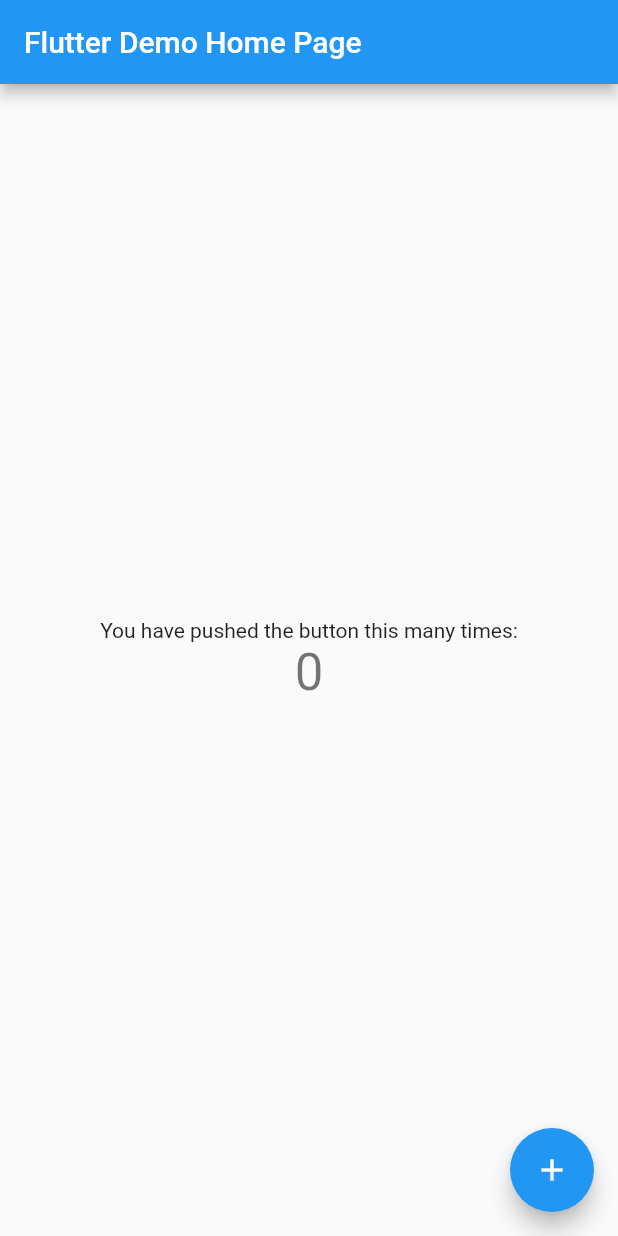
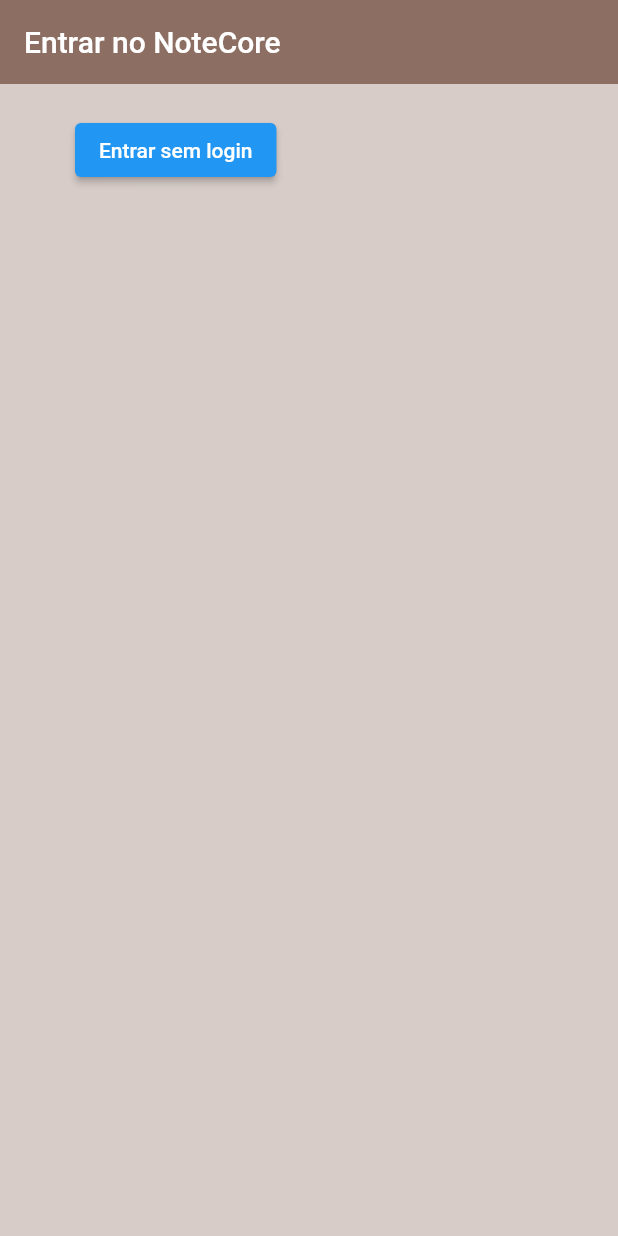
Before and after one commit to BryanWille/notecore, a Flutter app: the screen it shows after launch, on a phone screen of 412 x 824 dp. Run offline on Flutter 3.47's test engine with Material 2 defaults, Android fonts, the phone set to English and light mode, and no system bars; our stand-ins replace firebase_auth, table_calendar; accounts and stored records are empty.

Commit message:
vai de base

```diff
--- a/notecore/lib/main.dart
+++ b/notecore/lib/main.dart
@@ -1,4 +1,5 @@
 import 'package:flutter/material.dart';
+import 'package:notecore/telas/wrapper.dart';
 
 void main() {
   runApp(const MyApp());
@@ -11,105 +12,7 @@
   @override
   Widget build(BuildContext context) {
     return MaterialApp(
-      title: 'Flutter Demo',
-      theme: ThemeData(
-        // This is the theme of your application.
-        //
-        // Try running your application with "flutter run". You'll see the
-        // application has a blue toolbar. Then, without quitting the app, try
-        // changing the primarySwatch below to Colors.green and then invoke
-        // "hot reload" (press "r" in the console where you ran "flutter run",
-        // or simply save your changes to "hot reload" in a Flutter IDE).
-        // Notice that the counter didn't reset back to zero; the application
-        // is not restarted.
-        primarySwatch: Colors.blue,
-      ),
-      home: const MyHomePage(title: 'Flutter Demo Home Page'),
+      home: Wrapper(),
     );
   }
 }
-
-class MyHomePage extends StatefulWidget {
-  const MyHomePage({super.key, required this.title});
-
-  // This widget is the home page of your application. It is stateful, meaning
-  // that it has a State object (defined below) that contains fields that affect
-  // how it looks.
-
-  // This class is the configuration for the state. It holds the values (in this
-  // case the title) provided by the parent (in this case the App widget) and
-  // used by the build method of the State. Fields in a Widget subclass are
-  // always marked "final".
-
-  final String title;
-
-  @override
-  State<MyHomePage> createState() => _MyHomePageState();
-}
-
-class _MyHomePageState extends State<MyHomePage> {
-  int _counter = 0;
-
-  void _incrementCounter() {
-    setState(() {
-      // This call to setState tells the Flutter framework that something has
-      // changed in this State, which causes it to rerun the build method below
-      // so that the display can reflect the updated values. If we changed
-      // _counter without calling setState(), then the build method would not be
-      // called again, and so nothing would appear to happen.
-      _counter++;
-    });
-  }
-
-  @override
-  Widget build(BuildContext context) {
-    // This method is rerun every time setState is called, for instance as done
-    // by the _incrementCounter method above.
-    //
-    // The Flutter framework has been optimized to make rerunning build methods
-    // fast, so that you can just rebuild anything that needs updating rather
-    // than having to individually change instances of widgets.
-    return Scaffold(
-      appBar: AppBar(
-        // Here we take the value from the MyHomePage object that was created by
-        // the App.build method, and use it to set our appbar title.
-        title: Text(widget.title),
-      ),
-      body: Center(
-        // Center is a layout widget. It takes a single child and positions it
-        // in the middle of the parent.
-        child: Column(
-          // Column is also a layout widget. It takes a list of children and
-          // arranges them vertically. By default, it sizes itself to fit its
-          // children horizontally, and tries to be as tall as its parent.
-          //
-          // Invoke "debug painting" (press "p" in the console, choose the
-          // "Toggle Debug Paint" action from the Flutter Inspector in Android
-          // Studio, or the "Toggle Debug Paint" command in Visual Studio Code)
-          // to see the wireframe for each widget.
-          //
-          // Column has various properties to control how it sizes itself and
-          // how it positions its children. Here we use mainAxisAlignment to
-          // center the children vertically; the main axis here is the vertical
-          // axis because Columns are vertical (the cross axis would be
-          // horizontal).
-          mainAxisAlignment: MainAxisAlignment.center,
-          children: <Widget>[
-            const Text(
-              'You have pushed the button this many times:',
-            ),
-            Text(
-              '$_counter',
-              style: Theme.of(context).textTheme.headline4,
-            ),
-          ],
-        ),
-      ),
-      floatingActionButton: FloatingActionButton(
-        onPressed: _incrementCounter,
-        tooltip: 'Increment',
-        child: const Icon(Icons.add),
-      ), // This trailing comma makes auto-formatting nicer for build methods.
-    );
-  }
-}
--- a/notecore/lib/telas/autenticacao/autenticacao.dart
+++ b/notecore/lib/telas/autenticacao/autenticacao.dart
@@ -1,4 +1,5 @@
 import 'package:flutter/material.dart';
+import 'package:notecore/telas/autenticacao/login.dart';
 
 class Autenticacao extends StatefulWidget {
   const Autenticacao({super.key});
@@ -11,7 +12,7 @@
   @override
   Widget build(BuildContext context) {
     return Container(
-      child: Text("Autenticação"),
+      child: LogIn(),
     );
   }
 }
--- /dev/null
+++ b/notecore/lib/telas/autenticacao/login.dart
@@ -0,0 +1,38 @@
+import 'package:flutter/material.dart';
+import 'package:notecore/servicos/auth.dart';
+
+class LogIn extends StatefulWidget {
+  const LogIn({super.key});
+
+  @override
+  State<LogIn> createState() => _LogInState();
+}
+
+class _LogInState extends State<LogIn> {
+  final AuthServico _auth = AuthServico();
+
+  @override
+  Widget build(BuildContext context) {
+    return Scaffold(
+      backgroundColor: Colors.brown[100],
+      appBar: AppBar(
+          backgroundColor: Colors.brown[400],
+          elevation: 0.0,
+          title: Text("Entrar no NoteCore")),
+      body: Container(
+          padding: EdgeInsets.symmetric(vertical: 20, horizontal: 50),
+          child: ElevatedButton(
+            child: Text("Entrar sem login"),
+            onPressed: () async {
+              dynamic result = await _auth.logarAnonimo();
+              if (result == null) {
+                print('Erro ao entrar');
+              } else {
+                print("logou");
+                print(result);
+              }
+            },
+          )),
+    );
+  }
+}
--- a/notecore/lib/telas/wrapper.dart
+++ b/notecore/lib/telas/wrapper.dart
@@ -0,0 +1,13 @@
+import 'package:flutter/material.dart';
+import 'package:notecore/telas/autenticacao/autenticacao.dart';
+import 'package:notecore/telas/calendario/calendario.dart';
+
+class Wrapper extends StatelessWidget {
+  const Wrapper({super.key});
+
+  @override
+  Widget build(BuildContext context) {
+    //Retornar o Calendário ou o Autenticação
+    return Autenticacao();
+  }
+}
```
Also changed, not shown: notecore/lib/servicos/auth.dart (added, +24 -0 lines), pubspec.lock (added), 3 other files.
